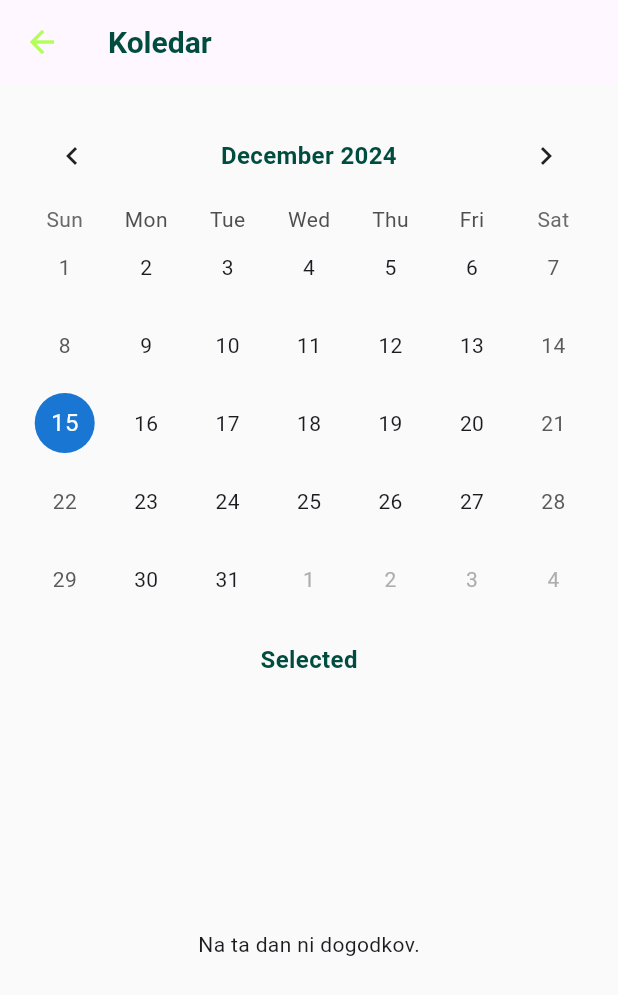
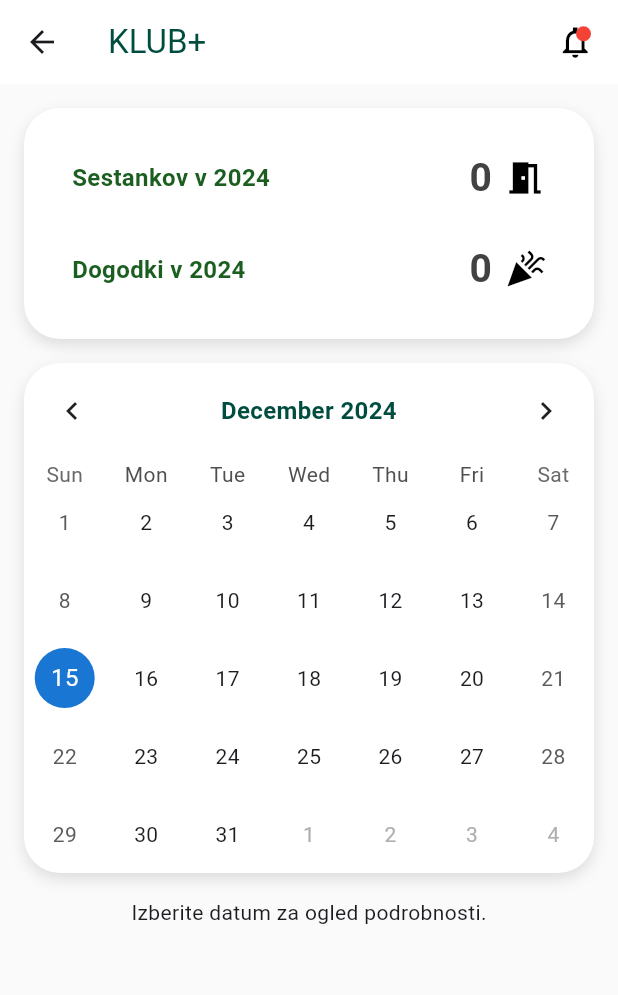
Before and after one commit to larazupanc/KLUB, a Flutter app: the KoledarScreen screen opened directly, on a phone screen of 412 x 824 dp. Shown: the top 995 px of the screen. Run offline on Flutter 3.47's test engine with Material 3 defaults, Android fonts, the light colour scheme and no system bars; drawn by our look-alikes of table_calendar; our stand-ins replace cloud_firestore, firebase_auth, firebase_core; accounts and stored records are empty.

Commit message:
Popravek na strani s koledarjem +  header

```diff
--- a/KlubPlus/lib/main.dart
+++ b/KlubPlus/lib/main.dart
@@ -156,6 +156,52 @@ class _LoginScreenState extends State<LoginScreen> {
   }
 }
 
+class CustomHeader extends StatelessWidget implements PreferredSizeWidget {
+  final VoidCallback onNotificationTap; // Callback for the notification tap
+
+  const CustomHeader({super.key, required this.onNotificationTap});
+
+  @override
+  Widget build(BuildContext context) {
+    return AppBar(
+      title: const Text(
+        "KLUB+",
+        style: TextStyle(
+          fontSize: 22.0,
+          color: Color(0xFF004d40),
+        ),
+      ),
+      backgroundColor: Colors.white,
+      actions: [
+        GestureDetector(
+          onTap: onNotificationTap,
+          child: Stack(
+            alignment: Alignment.topRight,
+            children: [
+              const Icon(Icons.notifications_none_sharp, size: 25, color: Colors.black),
+              Positioned(
+                top: 2,
+                right: 2,
+                child: Container(
+                  width: 10,
+                  height: 10,
+                  decoration: BoxDecoration(
+                    color: Colors.red,
+                    shape: BoxShape.circle,
+                  ),
+                ),
+              ),
+            ],
+          ),
+        ),
+        const SizedBox(width: 16),
+      ],
+    );
+  }
+
+  @override
+  Size get preferredSize => const Size.fromHeight(kToolbarHeight);
+}
 class NavigationController extends StatefulWidget {
   final String role;
   const NavigationController({super.key, required this.role});
--- a/KlubPlus/lib/screens/koledar_screen.dart
+++ b/KlubPlus/lib/screens/koledar_screen.dart
@@ -2,25 +2,45 @@ import 'package:flutter/material.dart';
 import 'package:table_calendar/table_calendar.dart';
 import 'package:cloud_firestore/cloud_firestore.dart';
 import 'package:testni_app/css/styles.dart';
+import 'package:testni_app/main.dart';
+import 'package:testni_app/screens/obvestilascreen.dart';
+
 class KoledarScreen extends StatefulWidget {
   const KoledarScreen({super.key});
   @override
   _KoledarScreenState createState() => _KoledarScreenState();
 }
+
 class _KoledarScreenState extends State<KoledarScreen> {
   DateTime _selectedDay = DateTime.now();
   DateTime _focusedDay = DateTime.now();
   Map<DateTime, List<Map<String, dynamic>>> _events = {};
   Map<String, dynamic>? _selectedEventDetails;
 
+  // New variables for counters
+  int _sestankiCount = 0;
+  int _dogodkiCount = 0;
+
   @override
   void initState() {
     super.initState();
     _loadEvents();
+    _loadCounts();
+  }
+
+  Future<void> _loadCounts() async {
+    final sestankiSnapshot =
+    await FirebaseFirestore.instance.collection('sestanki').get();
+    final dogodkiSnapshot =
+    await FirebaseFirestore.instance.collection('dogodki').get();
+
+    setState(() {
+      _sestankiCount = sestankiSnapshot.size;
+      _dogodkiCount = dogodkiSnapshot.size;
+    });
   }
   Future<void> _loadEvents() async {
     final Map<DateTime, List<Map<String, dynamic>>> events = {};
-
     final dogodkiSnapshot =
     await FirebaseFirestore.instance.collection('dogodki').get();
     for (var doc in dogodkiSnapshot.docs) {
@@ -66,20 +86,57 @@ class _KoledarScreenState extends State<KoledarScreen> {
   @override
   Widget build(BuildContext context) {
     return Scaffold(
-      appBar: AppBar(
-        title: const Text(
-          "Koledar",
-          style: AppStyles.headerTitle,
-        ),
-        elevation: 0,
-        iconTheme: const IconThemeData(color: AppStyles.iconColor),
+      appBar: CustomHeader(
+        onNotificationTap: () {
+          Navigator.push(
+            context,
+            MaterialPageRoute(builder: (context) => const ObvestilaScreen()),
+          );
+        },
       ),
       backgroundColor: Color(0xFAFAFAFA),
-      body: Padding(
+      body: SafeArea(
+        child: SingleChildScrollView(
+          physics: BouncingScrollPhysics(), // Optional: Smooth scrolling effect
+          child: Padding(
+            padding: const EdgeInsets.all(16.0),
+            child: Column(
+              crossAxisAlignment: CrossAxisAlignment.stretch,
+              children: [
+                Container(
+                  decoration: BoxDecoration(
+                    color: Colors.white,
+                    borderRadius: BorderRadius.circular(24.0),
+                    boxShadow: [
+                      BoxShadow(
+                        color: Colors.black12,
+                        blurRadius: 8.0,
+                        offset: Offset(0, 4),
+                      ),
+                    ],
+                  ),
                   padding: const EdgeInsets.all(16.0),
                   child: Column(
                     children: [
-            TableCalendar(
+                      _buildCounter('Sestankov v 2024', _sestankiCount, Icons.meeting_room),
+                      _buildCounter('Dogodki v 2024', _dogodkiCount, Icons.celebration),
+                    ],
+                  ),
+                ),
+                const SizedBox(height: 16.0),
+                Container(
+                  decoration: BoxDecoration(
+                    color: Colors.white,
+                    borderRadius: BorderRadius.circular(24.0),
+                    boxShadow: [
+                      BoxShadow(
+                        color: Colors.black12,
+                        blurRadius: 8.0,
+                        offset: Offset(0, 4),
+                      ),
+                    ],
+                  ),
+                  child: TableCalendar(
                     firstDay: DateTime.utc(2020, 1, 1),
                     lastDay: DateTime.utc(2030, 12, 31),
                     focusedDay: _focusedDay,
@@ -89,6 +146,7 @@ class _KoledarScreenState extends State<KoledarScreen> {
                         _selectedDay = selectedDay;
                         _focusedDay = focusedDay;
                         _selectedEventDetails = null;
+                        _openEventDetails(selectedDay);
                       });
                     },
                     eventLoader: (day) {
@@ -97,15 +155,12 @@ class _KoledarScreenState extends State<KoledarScreen> {
                     },
                     calendarStyle: CalendarStyle(
                       todayDecoration: BoxDecoration(
-                  color:  Colors.white,
+                        color: Colors.white,
                         shape: BoxShape.circle,
                       ),
                       selectedDecoration: BoxDecoration(
                         color: AppStyles.selectedDayColor,
                         shape: BoxShape.circle,
-                ),
-                markerDecoration: const BoxDecoration(
-                  color: Colors.transparent,
                       ),
                     ),
                     headerStyle: HeaderStyle(
@@ -127,69 +182,34 @@ class _KoledarScreenState extends State<KoledarScreen> {
                         return Row(
                           mainAxisAlignment: MainAxisAlignment.center,
                           children: [
-                      if (dogodki.isNotEmpty)
-                        _buildMarker(Colors.red, dogodki.length),
-                      if (sestanki.isNotEmpty)
-                        _buildMarker(Colors.blue, sestanki.length),
+                            if (dogodki.isNotEmpty) _buildMarker(Colors.red, dogodki.length),
+                            if (sestanki.isNotEmpty) _buildMarker(Colors.blue, sestanki.length),
                           ],
                         );
                       },
                     ),
                   ),
-            const SizedBox(height: 16.0),
-            Text(
-              "Selected Date: ${_selectedDay.toLocal()}".split(' ')[0],
-              style: AppStyles.selectedDateTextStyle,
                 ),
                 const SizedBox(height: 16.0),
-            Expanded(
-              child: _events[DateTime(_selectedDay.year, _selectedDay.month, _selectedDay.day)] != null
-                  ? ListView.builder(
-                itemCount: _events[DateTime(_selectedDay.year, _selectedDay.month, _selectedDay.day)]!.length,
-                itemBuilder: (context, index) {
-                  final event = _events[DateTime(_selectedDay.year, _selectedDay.month, _selectedDay.day)]![index];
-                  return Card(
-                    child: ListTile(
-                      title: Text('${event['type']}: ${event['naziv']}'),
-                      onTap: () {
-                        setState(() {
-                          _selectedEventDetails = event;
-                        });
-                      },
+                _selectedEventDetails != null
+                    ? _buildEventDetailsWindow()
+                    : const Center(child: Text('Izberite datum za ogled podrobnosti.')),
+              ],
             ),
-                  );
-                },
-              )
-                  : const Center(child: Text('Na ta dan ni dogodkov.')),
           ),
-            const SizedBox(height: 16.0),
-            if (_selectedEventDetails != null) _buildEventDetailsWindow(),
-          ],
         ),
       ),
     );
   }
+  void _openEventDetails(DateTime selectedDay) {
+    final normalizedDay = DateTime(selectedDay.year, selectedDay.month, selectedDay.day);
+    final events = _events[normalizedDay];
 
-  Widget _buildMarker(Color color, int count) {
-    return Container(
-      width: 16.0,
-      height: 16.0,
-      margin: const EdgeInsets.symmetric(horizontal: 2.0),
-      decoration: BoxDecoration(
-        color: color,
-        shape: BoxShape.circle,
-      ),
-      child: Center(
-        child: Text(
-          '$count',
-          style: const TextStyle(
-            color: Colors.white,
-            fontSize: 10.0,
-            fontWeight: FontWeight.bold,
-          ),
-        ),
-      ),
-    );
+    if (events != null && events.isNotEmpty) {
+      setState(() {
+        _selectedEventDetails = events[0];
+      });
+    }
   }
 
   Widget _buildEventDetailsWindow() {
@@ -218,4 +238,59 @@ class _KoledarScreenState extends State<KoledarScreen> {
       ),
     );
   }
+
+
+
+  Widget _buildCounter(String title, int count, IconData icon) {
+    return Container(
+      padding: const EdgeInsets.symmetric(horizontal: 16.0, vertical: 12.0),
+      decoration: BoxDecoration(
+        color: Colors.white,
+        borderRadius: BorderRadius.circular(20.0),
+
+      ),
+      child: Row(
+        mainAxisAlignment: MainAxisAlignment.spaceBetween,
+        children: [
+          Text(
+            title,
+            style: TextStyle(
+              fontSize: 16.0,
+              fontWeight: FontWeight.bold,
+              color: Colors.green[900],
+            ),
+          ),
+          Row(
+            children: [
+              Text(
+                '$count',
+                style: TextStyle(
+                  fontSize: 26.0,
+                  fontWeight: FontWeight.bold,
+                  color: Colors.grey[800],
+                ),
+              ),
+              const SizedBox(width: 8.0),
+              Icon(
+                icon,
+                size: 28.0,
+                color: Colors.black, // Icon color
+              ),
+            ],
+          ),
+        ],
+      ),
+    );
   }
+
+  Widget _buildMarker(Color color, int count) {
+    return Container(
+      width: 16.0,
+      height: 16.0,
+      margin: const EdgeInsets.symmetric(horizontal: 2.0),
+      decoration: BoxDecoration(color: color, shape: BoxShape.circle),
+      child: Center(
+        child: Text('$count', style: const TextStyle(color: Colors.white, fontSize: 10.0)),
+      ),
+    );
+  }}
```
Also changed, not shown: KlubPlus/lib/screens/dogodki.dart (+9 -5 lines), KlubPlus/lib/screens/home_screen.dart (+9 -5 lines), KlubPlus/lib/screens/obvestilascreen.dart (added, +20 -0 lines), KlubPlus/lib/screens/registracija.dart (+10 -8 lines), KlubPlus/lib/screens/sestanki.dart (+9 -4 lines). Lines whose indentation alone changed are shown as unchanged.
